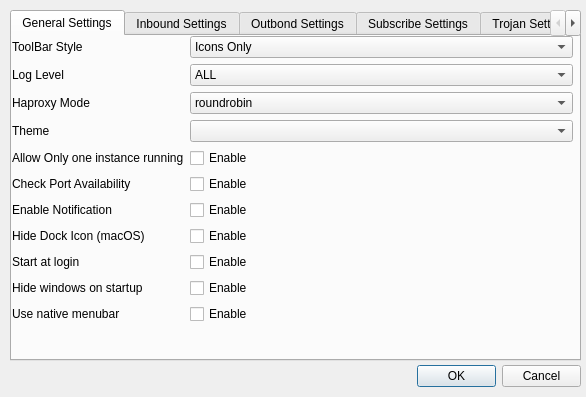
The window that ui/settingsdialog.ui (Trojan-Qt5/Trojan-Qt5) describes before a commit, drawn with Qt 5.
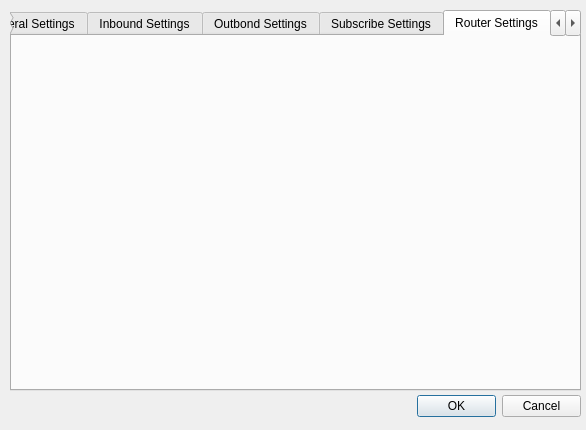
The same window after the commit. The open tabs and pages were chosen to show the change.

The edit to the form file:
```diff
--- a/ui/settingsdialog.ui
+++ b/ui/settingsdialog.ui
@@ -7,7 +7,7 @@
     <x>0</x>
     <y>0</y>
     <width>586</width>
-    <height>397</height>
+    <height>430</height>
    </rect>
   </property>
   <property name="windowTitle">
@@ -19,7 +19,7 @@
      <x>10</x>
      <y>10</y>
      <width>571</width>
-     <height>351</height>
+     <height>381</height>
     </rect>
    </property>
    <property name="sizePolicy">
@@ -41,7 +41,7 @@
        <x>0</x>
        <y>0</y>
        <width>561</width>
-       <height>321</height>
+       <height>351</height>
       </rect>
      </property>
      <layout class="QFormLayout" name="formLayout">
@@ -589,6 +589,22 @@
      </layout>
     </widget>
    </widget>
+   <widget class="QWidget" name="tab_5">
+    <attribute name="title">
+     <string>Router Settings</string>
+    </attribute>
+    <widget class="QWidget" name="gridLayoutWidget">
+     <property name="geometry">
+      <rect>
+       <x>0</x>
+       <y>0</y>
+       <width>571</width>
+       <height>351</height>
+      </rect>
+     </property>
+     <layout class="QGridLayout" name="routeSettingsLayout"/>
+    </widget>
+   </widget>
    <widget class="QWidget" name="tab_3">
     <attribute name="title">
      <string>Trojan Settings</string>
@@ -739,7 +755,7 @@
    <property name="geometry">
     <rect>
      <x>417</x>
-     <y>360</y>
+     <y>390</y>
      <width>164</width>
      <height>32</height>
     </rect>
```
Left out of the diff: 8 changed lines with no effect on the pictures.
